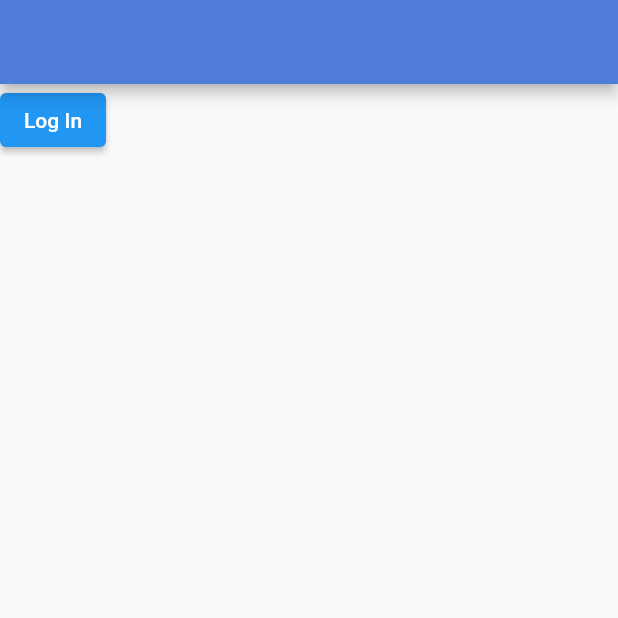
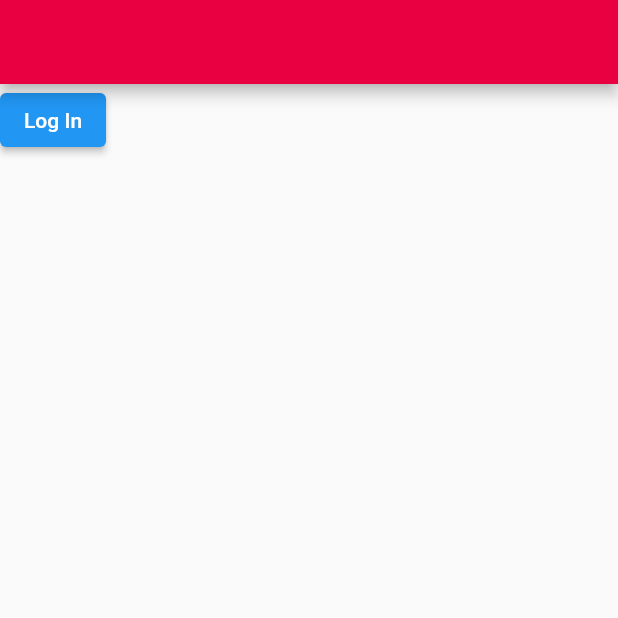
Before and after one commit to arpit-d/readit, a Flutter app: the screen it shows after launch, on a phone screen of 412 x 824 dp, the top half of it. Run offline on Flutter 3.47's test engine with Material 2 defaults, Android fonts, the light colour scheme and no system bars; our stand-ins replace bloc, equatable, flutter_bloc, flutter_secure_storage; missing offline and left inert: window_to_front; generated files the repository leaves out were written again.

Commit message:
added snackbars

```diff
--- /dev/null
+++ b/lib/core/utils/snackbars.dart
@@ -0,0 +1,29 @@
+import 'package:flutter/material.dart';
+
+enum SnackbarType {
+  success,
+  error,
+  warning,
+}
+
+ScaffoldMessengerState showSnackbar(
+  BuildContext context, {
+  required String message,
+  required SnackbarType snackbarType,
+}) {
+  return ScaffoldMessenger.of(context)
+    ..hideCurrentSnackBar()
+    ..showSnackBar(
+      SnackBar(
+        content: Text(
+          message,
+          style: TextStyle(
+            fontSize: 16,
+            //  fontFamily: AppTheme.fontFamily,
+          ),
+        ),
+        behavior: SnackBarBehavior.floating,
+        backgroundColor: Theme.of(context).colorScheme.secondary,
+      ),
+    );
+}
--- a/lib/view/app.dart
+++ b/lib/view/app.dart
@@ -17,6 +17,7 @@ import 'package:readit/services/user_data_service.dart';
 import 'package:readit/view/profile_page.dart';
 import 'package:readit/view/sign_up_page.dart';
 
+import '../core/utils/snackbars.dart';
 import '../repository/authentication_repository.dart';
 import '../repository/user_data_repository.dart';
 
@@ -56,9 +57,9 @@ class ReaditApp extends StatelessWidget {
       child: MaterialApp(
         debugShowCheckedModeBanner: false,
         theme: ThemeData(
-          appBarTheme: const AppBarTheme(color: Color(0xFF507DD7)),
+          appBarTheme: const AppBarTheme(color: Color(0xFFe80040)),
           colorScheme: ColorScheme.fromSwatch(
-            accentColor: const Color(0xFF507DD7),
+            accentColor: const Color(0xFF5956ed),
           ),
         ),
         localizationsDelegates: const [
@@ -84,7 +85,18 @@ class AuthWrapper extends StatelessWidget {
   Widget build(BuildContext context) {
     return BlocConsumer<AuthBloc, AuthState>(
       listener: (context, state) {
-        // TODO: implement listener
+        if (state is Authenticated)
+          showSnackbar(
+            context,
+            message: 'Logged In Successfully!',
+            snackbarType: SnackbarType.error,
+          );
+        if (state is Unauthenticated)
+          showSnackbar(
+            context,
+            message: 'Logged Out!',
+            snackbarType: SnackbarType.error,
+          );
       },
       builder: (context, state) {
         if (state is Authenticated) {
```
Also changed, not shown: lib/view/profile_page.dart (+31 -3 lines).
